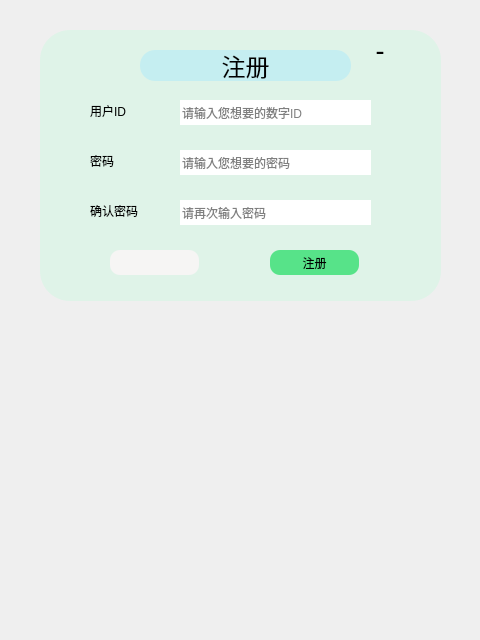
Before: the Qt Designer form client/ui/registerdialog.ui in pechpo/What-s-up, drawn with Qt 5.
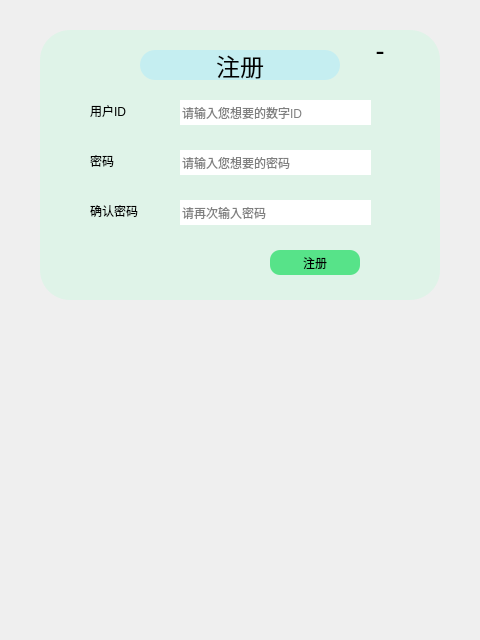
After: the same form once the commit is applied. Icons and pictures are not drawn.

```diff
--- a/client/ui/registerdialog.ui
+++ b/client/ui/registerdialog.ui
@@ -18,8 +18,8 @@
     <rect>
      <x>40</x>
      <y>30</y>
-     <width>401</width>
-     <height>271</height>
+     <width>400</width>
+     <height>270</height>
     </rect>
    </property>
    <property name="styleSheet">
@@ -31,8 +31,8 @@
      <rect>
       <x>100</x>
       <y>20</y>
-      <width>211</width>
-      <height>31</height>
+      <width>200</width>
+      <height>30</height>
      </rect>
     </property>
     <property name="font">
@@ -56,7 +56,7 @@
      <rect>
       <x>230</x>
       <y>220</y>
-      <width>89</width>
+      <width>90</width>
       <height>25</height>
      </rect>
     </property>
@@ -68,23 +68,6 @@
      <string>注册</string>
     </property>
    </widget>
-   <widget class="QPushButton" name="regBtn">
-    <property name="geometry">
-     <rect>
-      <x>70</x>
-      <y>220</y>
-      <width>89</width>
-      <height>25</height>
-     </rect>
-    </property>
-    <property name="styleSheet">
-     <string notr="true">background-color: rgb(246, 245, 244);
-border-radius: 10px;</string>
-    </property>
-    <property name="text">
-     <string/>
-    </property>
-   </widget>
    <widget class="QLabel" name="label_3">
     <property name="geometry">
      <rect>
```
Left out of the diff: 1 changed line with no effect on the pictures.
